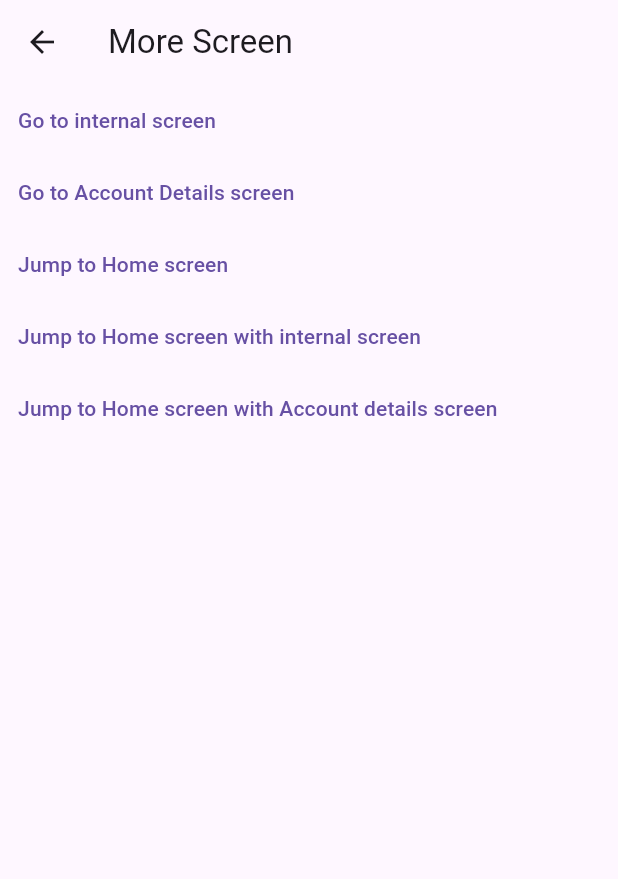
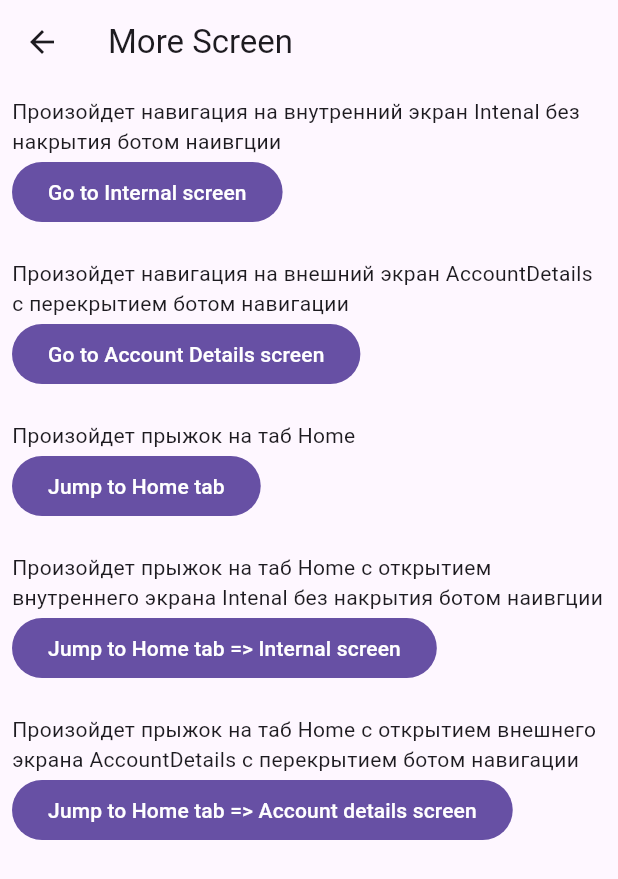
Before and after one commit to fufylev/auto_route_example, a Flutter app: the MoreMainPage screen opened directly, on a phone screen of 412 x 824 dp. Shown: the top 879 px of the screen. Run offline on Flutter 3.47's test engine with Material 3 defaults, Android fonts, the phone set to English and light mode, and no system bars; our stand-ins replace auto_route, bloc, equatable, flutter_bloc, get_it, go_router and 2 more; generated files the repository leaves out were written again; statements that could not run were skipped.

Commit message:
мелкие правки

```diff
--- a/lib/bottom_nav_bar/presentation/tab_widget.dart
+++ b/lib/bottom_nav_bar/presentation/tab_widget.dart
@@ -22,8 +22,8 @@ class TabWidget extends StatelessWidget {
 
   String _getTabName(BottomNavigationIndex currentIndex) {
     return switch (currentIndex) {
-      BottomNavigationIndex.home => 'Home',
-      BottomNavigationIndex.more => 'More',
+      BottomNavigationIndex.home => 'Home', // TODO - локализация
+      BottomNavigationIndex.more => 'More', // TODO - локализация
     };
   }
 
--- a/modules/home/lib/presentation/pages/home/home.dart
+++ b/modules/home/lib/presentation/pages/home/home.dart
@@ -43,27 +43,38 @@ class _HomeMainPageState extends StateWithCubit<HomeCubit, HomeMainPage> {
         title: const Text('Home Screen'),
         leading: const AutoLeadingButton(),
       ),
-      body: Column(
+      body: Padding(
+        padding: const EdgeInsets.all(8.0),
+        child: Column(
           crossAxisAlignment: CrossAxisAlignment.start,
           children: [
-          TextButton(
-            child: const Text('Go to internal screen'),
+            const Text('Произойдет навигация на внутренний экран Intenal без накрытия ботом наивгции'),
+            FilledButton(
+              child: const Text('Go to Internal screen'),
               onPressed: () => context.read<HomeCubit>().navigateToInternalScreen(),
             ),
-          TextButton(
+            const SizedBox(height: 20),
+            const Text('Произойдет навигация на внешний экран AccountDetails c перекрытием ботом навигации'),
+            FilledButton(
               child: const Text('Go to Account Details screen'),
               onPressed: () => context.read<HomeCubit>().navigateToAccountDetailsScreen(),
             ),
-          TextButton(
-            child: const Text('Jump to More screen'),
+            const SizedBox(height: 20),
+            const Text('Произойдет прыжок на таб More'),
+            FilledButton(
+              child: const Text('Jump to More tab'),
               onPressed: () => context.read<HomeCubit>().jumpToMoreScreen(),
             ),
-          TextButton(
-            child: const Text('Jump to More screen with internal screen'),
+            const SizedBox(height: 20),
+            const Text(
+                'Произойдет прыжок на таб More c открытием внутреннего экрана Intenal без накрытия ботом наивгции'),
+            FilledButton(
+              child: const Text('Jump to More tab => Internal screen'),
               onPressed: () => context.read<HomeCubit>().jumpToMoreScreenAndInternalScreen(),
             ),
           ],
         ),
+      ),
     );
   }
 }
--- a/modules/more/lib/presentation/pages/more/more.dart
+++ b/modules/more/lib/presentation/pages/more/more.dart
@@ -25,32 +25,44 @@ class MoreMainPage extends StatelessWidget {
         title: Text('More Screen'),
         leading: AutoLeadingButton(),
       ),
-      body: Column(
+      body: Padding(
+        padding: const EdgeInsets.all(8.0),
+        child: Column(
           crossAxisAlignment: CrossAxisAlignment.start,
           children: [
-          TextButton(
-            child: const Text('Go to internal screen'),
+            const Text('Произойдет навигация на внутренний экран Intenal без накрытия ботом наивгции'),
+            FilledButton(
+              child: const Text('Go to Internal screen'),
               onPressed: () => context.read<MoreCubit>().navigateToInternalScreen(),
             ),
-          TextButton(
+            SizedBox(height: 20),
+            const Text('Произойдет навигация на внешний экран AccountDetails c перекрытием ботом навигации'),
+            FilledButton(
               child: const Text('Go to Account Details screen'),
               onPressed: () => context.read<MoreCubit>().navigateToAccountDetailsScreen(),
             ),
-          TextButton(
-            child: const Text('Jump to Home screen'),
+            SizedBox(height: 20),
+            const Text('Произойдет прыжок на таб Home'),
+            FilledButton(
+              child: const Text('Jump to Home tab'),
               onPressed: () => context.read<MoreCubit>().jumpToHomeScreen(),
             ),
-          TextButton(
-            child: const Text('Jump to Home screen with internal screen'),
+            SizedBox(height: 20),
+            const Text(
+                'Произойдет прыжок на таб Home c открытием внутреннего экрана Intenal без накрытия ботом наивгции'),
+            FilledButton(
+              child: const Text('Jump to Home tab => Internal screen'),
               onPressed: () => context.read<MoreCubit>().jumpToHomeScreenAndInternalScreen(),
             ),
-          TextButton(
-            child: const Text('Jump to Home screen with Account details screen'),
-            onPressed: () {
-              context.read<MoreCubit>().jumpToHomeScreenAndAccountDetails();
-            },
+            SizedBox(height: 20),
+            const Text(
+                'Произойдет прыжок на таб Home c открытием внешнего экрана AccountDetails c перекрытием ботом навигации'),
+            FilledButton(
+              child: const Text('Jump to Home tab => Account details screen'),
+              onPressed: () => context.read<MoreCubit>().jumpToHomeScreenAndAccountDetails(),
             ),
           ],
+        ),
       ),
     );
   }
```
Also changed, not shown: lib/bottom_nav_bar/presentation/home_screen.dart (+4 -4 lines). Lines whose indentation alone changed are shown as unchanged.
